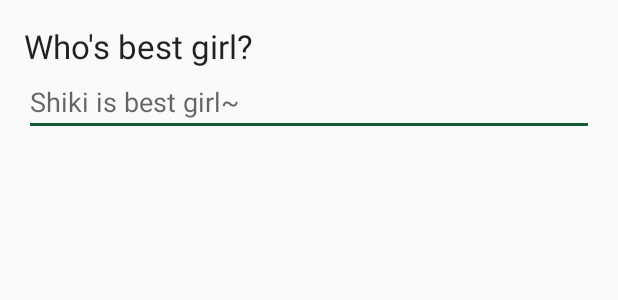
After one commit to chaosking121/mal.moe, an Android app: the layout user_input_dialog_box.xml on its own in the app's theme, with its tools: preview values and no code run, on a phone screen of 412 x 824 dp. The commit adds this screen. Shown: the top 300 px of the screen. Run offline under Robolectric (Android 15) with nearby library versions, the phone set to English and light mode, and no system bars; network calls fail.

Commit message:
Search is now a prompt instead of its own activity.

```diff
--- /dev/null
+++ b/app/src/main/res/layout/user_input_dialog_box.xml
@@ -0,0 +1,22 @@
+<?xml version="1.0" encoding="utf-8"?>
+<LinearLayout xmlns:android="http://schemas.android.com/apk/res/android"
+    android:id="@+id/custom_dialog_layout_design_user_input"
+    android:layout_width="match_parent"
+    android:layout_height="match_parent"
+    android:orientation="vertical"
+    android:padding="16dp">
+
+    <TextView
+        android:id="@+id/dialogTitle"
+        android:layout_width="wrap_content"
+        android:layout_height="wrap_content"
+        android:text="@string/best_girl_prompt"
+        android:textAppearance="?android:attr/textAppearanceLarge" />
+
+    <EditText
+        android:id="@+id/userInputDialog"
+        android:layout_width="match_parent"
+        android:layout_height="wrap_content"
+        android:hint="@string/shiki_is_best_girl"
+        android:inputType="text" />
+</LinearLayout>
```
Also changed, not shown: app/src/main/java/moe/mal/waifus/activity/SidebarActivity.java (+32 -1 lines), app/src/main/res/layout/android_user_input_dialog.xml (added, +13 -0 lines).
